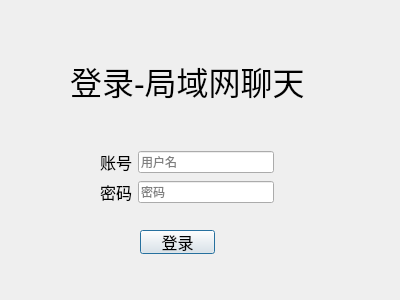
First picture: the form in Client/login.ui, repository Godtokoo666/projectz, before the edit.
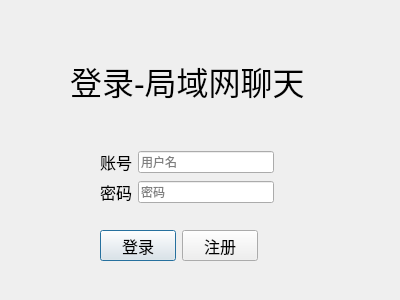
Second picture: the form after the edit.

What changed in the file:
```diff
--- a/Client/login.ui
+++ b/Client/login.ui
@@ -49,24 +49,6 @@
     <string>登录-局域网聊天</string>
    </property>
   </widget>
-  <widget class="QPushButton" name="pushButton_login">
-   <property name="geometry">
-    <rect>
-     <x>140</x>
-     <y>230</y>
-     <width>75</width>
-     <height>24</height>
-    </rect>
-   </property>
-   <property name="font">
-    <font>
-     <pointsize>12</pointsize>
-    </font>
-   </property>
-   <property name="text">
-    <string>登录</string>
-   </property>
-  </widget>
   <widget class="QWidget" name="layoutWidget">
    <property name="geometry">
     <rect>
@@ -128,6 +110,42 @@
     </item>
    </layout>
   </widget>
+  <widget class="QWidget" name="">
+   <property name="geometry">
+    <rect>
+     <x>100</x>
+     <y>230</y>
+     <width>158</width>
+     <height>31</height>
+    </rect>
+   </property>
+   <layout class="QHBoxLayout" name="horizontalLayout_3">
+    <item>
+     <widget class="QPushButton" name="pushButton_login">
+      <property name="font">
+       <font>
+        <pointsize>12</pointsize>
+       </font>
+      </property>
+      <property name="text">
+       <string>登录</string>
+      </property>
+     </widget>
+    </item>
+    <item>
+     <widget class="QPushButton" name="pushButton_register">
+      <property name="font">
+       <font>
+        <pointsize>12</pointsize>
+       </font>
+      </property>
+      <property name="text">
+       <string>注册</string>
+      </property>
+     </widget>
+    </item>
+   </layout>
+  </widget>
  </widget>
  <resources/>
  <connections/>
```
Left out of the diff: 2 changed lines with no effect on the pictures.
